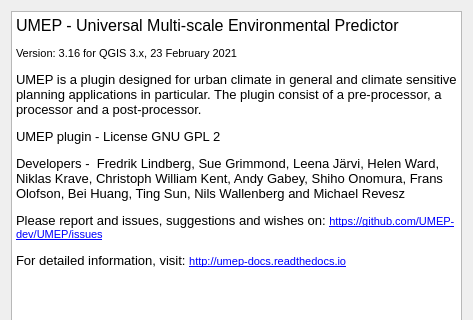
UMEP-dev/UMEP, file UMEP_about.ui: the form before one commit; both pictures show x 0 to 473 and y 0 to 320 of the 473 by 478 pixel window.
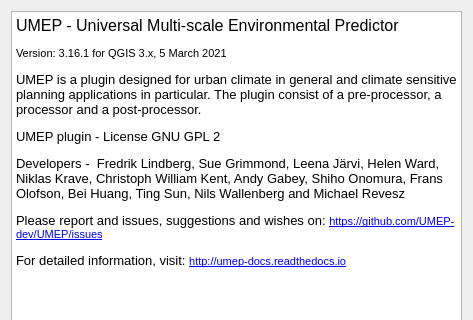
The form after the commit.

Commit message:
fixed osr import
now imported from osgeo

The edit to the form file:
```diff
--- a/UMEP_about.ui
+++ b/UMEP_about.ui
@@ -31,7 +31,7 @@
 p, li { white-space: pre-wrap; }
 &lt;/style&gt;&lt;/head&gt;&lt;body style=&quot; font-family:'MS Shell Dlg 2'; font-size:9.75pt; font-weight:400; font-style:normal;&quot;&gt;
 &lt;p style=&quot; margin-top:0px; margin-bottom:0px; margin-left:0px; margin-right:0px; -qt-block-indent:0; text-indent:0px;&quot;&gt;&lt;span style=&quot; font-size:12pt;&quot;&gt;UMEP - Universal Multi-scale Environmental Predictor &lt;/span&gt;&lt;/p&gt;
-&lt;p style=&quot; margin-top:12px; margin-bottom:12px; margin-left:0px; margin-right:0px; -qt-block-indent:0; text-indent:0px;&quot;&gt;&lt;span style=&quot; font-size:8pt;&quot;&gt;Version: 3.16 for QGIS 3.x, 23 February 2021&lt;/span&gt;&lt;/p&gt;
+&lt;p style=&quot; margin-top:12px; margin-bottom:12px; margin-left:0px; margin-right:0px; -qt-block-indent:0; text-indent:0px;&quot;&gt;&lt;span style=&quot; font-size:8pt;&quot;&gt;Version: 3.16.1 for QGIS 3.x, 5 March 2021&lt;/span&gt;&lt;/p&gt;
 &lt;p style=&quot; margin-top:12px; margin-bottom:12px; margin-left:0px; margin-right:0px; -qt-block-indent:0; text-indent:0px;&quot;&gt;&lt;span style=&quot; font-size:10pt;&quot;&gt;UMEP is a plugin designed for urban climate in general and climate sensitive planning applications in particular. The plugin consist of a pre-processor, a processor and a post-processor.&lt;/span&gt;&lt;/p&gt;
 &lt;p style=&quot; margin-top:12px; margin-bottom:12px; margin-left:0px; margin-right:0px; -qt-block-indent:0; text-indent:0px;&quot;&gt;&lt;span style=&quot; font-size:10pt;&quot;&gt;UMEP plugin - License GNU GPL 2&lt;/span&gt;&lt;/p&gt;
 &lt;p style=&quot; margin-top:12px; margin-bottom:12px; margin-left:0px; margin-right:0px; -qt-block-indent:0; text-indent:0px;&quot;&gt;&lt;span style=&quot; font-size:10pt;&quot;&gt;Developers -  Fredrik Lindberg, Sue Grimmond, Leena Järvi, Helen Ward, Niklas Krave, Christoph William Kent, Andy Gabey, Shiho Onomura, Frans Olofson, Bei Huang, Ting Sun, Nils Wallenberg and Michael Revesz&lt;/span&gt;&lt;/p&gt;
```
The commit also changes 2 other files.
